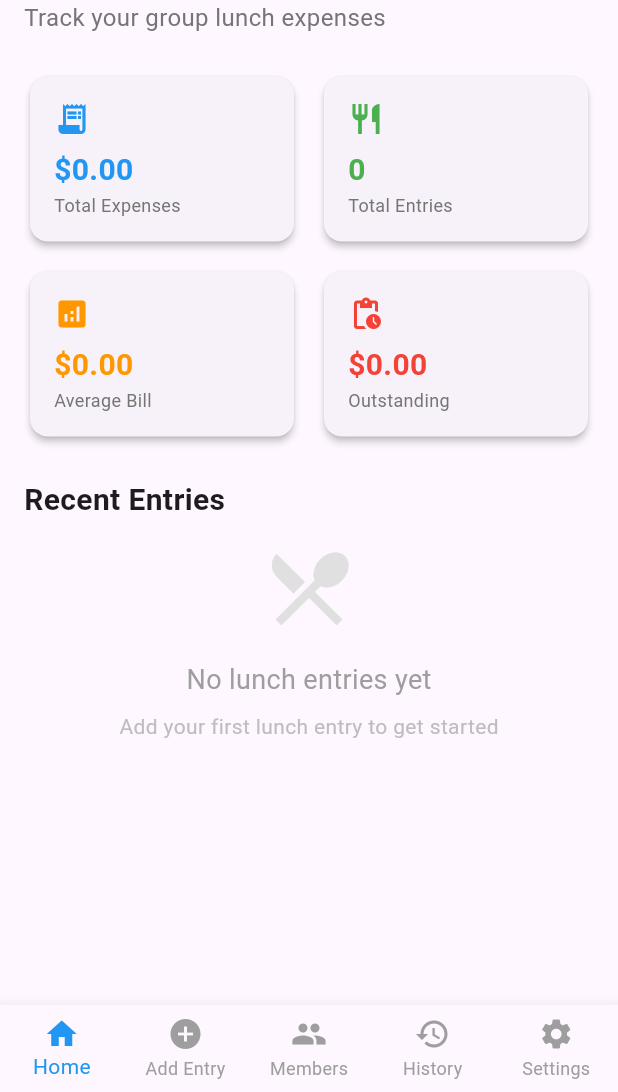
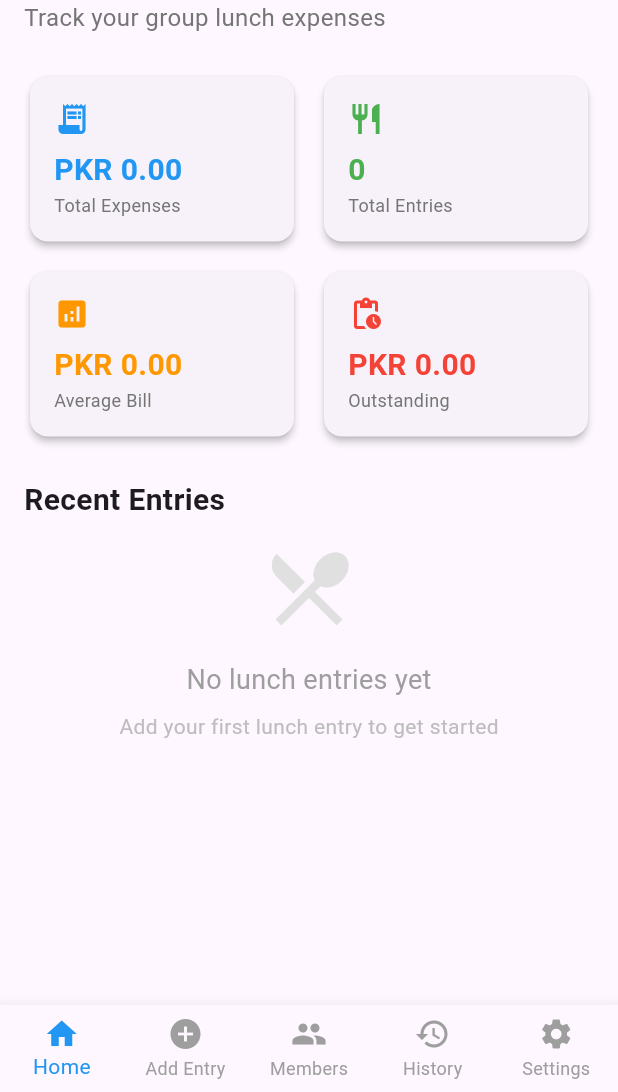
Before and after one commit to Shaban-Satti/lunch-book, a Flutter app: the screen it shows after launch, on a phone screen of 412 x 824 dp, the part 144-1236 px from its top. Run offline on Flutter 3.47's test engine with Material 3 defaults, Android fonts, the phone set to English and light mode, and no system bars; our stand-ins replace csv, get, hive, hive_flutter, permission_handler; accounts and stored records are empty.

Commit message:
feat:currency updated

```diff
--- a/lib/controllers/lunch_controller.dart
+++ b/lib/controllers/lunch_controller.dart
@@ -115,7 +115,7 @@ class LunchController extends GetxController {
                       () => CheckboxListTile(
                         title: Text(member.name),
                         subtitle: Text(
-                          'Balance: \$${member.balance.toStringAsFixed(2)}',
+                          'Balance: PKR ${member.balance.toStringAsFixed(2)}',
                         ),
                         value: selectedMembers.contains(member.id),
                         onChanged: (value) => toggleMemberSelection(member.id),
@@ -232,10 +232,10 @@ class LunchController extends GetxController {
           mainAxisSize: MainAxisSize.min,
           crossAxisAlignment: CrossAxisAlignment.start,
           children: [
-            Text('Current Balance: \$${member.balance.toStringAsFixed(2)}'),
+            Text('Current Balance: PKR ${member.balance.toStringAsFixed(2)}'),
             if (member.balance < 0)
               Text(
-                'Amount Owed: \$${member.balance.abs().toStringAsFixed(2)}',
+                'Amount Owed: PKR ${member.balance.abs().toStringAsFixed(2)}',
                 style: TextStyle(
                   color: Colors.red,
                   fontWeight: FontWeight.bold,
@@ -247,7 +247,7 @@ class LunchController extends GetxController {
               keyboardType: TextInputType.numberWithOptions(decimal: true),
               decoration: InputDecoration(
                 labelText: 'Payment Amount',
-                prefixText: '\$',
+                prefixText: 'PKR',
                 border: OutlineInputBorder(),
               ),
             ),
--- a/lib/screens/lunch_main_screen.dart
+++ b/lib/screens/lunch_main_screen.dart
@@ -86,7 +86,7 @@ class LunchMainScreen extends StatelessWidget {
                     Expanded(
                       child: _buildSummaryCard(
                         'Total Expenses',
-                        '\$${summary.totalExpenses.toStringAsFixed(2)}',
+                        'PKR ${summary.totalExpenses.toStringAsFixed(2)}',
                         Icons.receipt_long,
                         Colors.blue,
                       ),
@@ -108,7 +108,7 @@ class LunchMainScreen extends StatelessWidget {
                     Expanded(
                       child: _buildSummaryCard(
                         'Average Bill',
-                        '\$${summary.averageBill.toStringAsFixed(2)}',
+                        'PKR ${summary.averageBill.toStringAsFixed(2)}',
                         Icons.analytics,
                         Colors.orange,
                       ),
@@ -117,7 +117,7 @@ class LunchMainScreen extends StatelessWidget {
                     Expanded(
                       child: _buildSummaryCard(
                         'Outstanding',
-                        '\$${summary.totalOutstanding.toStringAsFixed(2)}',
+                        'PKR ${summary.totalOutstanding.toStringAsFixed(2)}',
                         Icons.pending_actions,
                         Colors.red,
                       ),
@@ -206,7 +206,7 @@ class LunchMainScreen extends StatelessWidget {
             decoration: InputDecoration(
               labelText: 'Total Bill Amount',
               prefixIcon: Icon(Icons.attach_money),
-              prefixText: '\$',
+              prefixText: 'PKR',
               border: OutlineInputBorder(),
             ),
             onChanged: (value) => controller.calculatePerHead(),
@@ -299,7 +299,7 @@ class LunchMainScreen extends StatelessWidget {
                                 ),
                               ),
                               Text(
-                                '\$${controller.perHeadAmount.value.toStringAsFixed(2)}',
+                                'PKR ${controller.perHeadAmount.value.toStringAsFixed(2)}',
                                 style: TextStyle(
                                   fontSize: 20,
                                   fontWeight: FontWeight.bold,
@@ -587,12 +587,12 @@ class LunchMainScreen extends StatelessWidget {
           children: [
             Text(DateFormat('MMM dd, yyyy').format(entry.date)),
             Text(
-              '${entry.memberCount} members • \$${entry.perHeadAmount.toStringAsFixed(2)} per head',
+              '${entry.memberCount} members • PKR ${entry.perHeadAmount.toStringAsFixed(2)} per head',
             ),
           ],
         ),
         trailing: Text(
-          '\$${entry.totalBill.toStringAsFixed(2)}',
+          'PKR ${entry.totalBill.toStringAsFixed(2)}',
           style: TextStyle(
             fontSize: 16,
             fontWeight: FontWeight.bold,
@@ -621,8 +621,8 @@ class LunchMainScreen extends StatelessWidget {
         subtitle: Column(
           crossAxisAlignment: CrossAxisAlignment.start,
           children: [
-            Text('Paid: \$${member.totalPaid.toStringAsFixed(2)}'),
-            Text('Owed: \$${member.totalOwed.toStringAsFixed(2)}'),
+            Text('Paid: PKR ${member.totalPaid.toStringAsFixed(2)}'),
+            Text('Owed: PKR ${member.totalOwed.toStringAsFixed(2)}'),
           ],
         ),
         trailing: Column(
@@ -638,7 +638,7 @@ class LunchMainScreen extends StatelessWidget {
               ),
             ),
             Text(
-              '\$${member.balance.abs().toStringAsFixed(2)}',
+              'PKR ${member.balance.abs().toStringAsFixed(2)}',
               style: TextStyle(
                 fontSize: 16,
                 fontWeight: FontWeight.bold,
@@ -672,7 +672,7 @@ class LunchMainScreen extends StatelessWidget {
           mainAxisSize: MainAxisSize.min,
           children: [
             Text(
-              '\$${entry.totalBill.toStringAsFixed(2)}',
+              'PKR ${entry.totalBill.toStringAsFixed(2)}',
               style: TextStyle(
                 fontSize: 16,
                 fontWeight: FontWeight.bold,
@@ -695,7 +695,7 @@ class LunchMainScreen extends StatelessWidget {
                   children: [
                     Expanded(child: Text('Members: ${entry.memberCount}')),
                     Text(
-                      'Per Head: \$${entry.perHeadAmount.toStringAsFixed(2)}',
+                      'Per Head: PKR ${entry.perHeadAmount.toStringAsFixed(2)}',
                     ),
                   ],
                 ),
```
